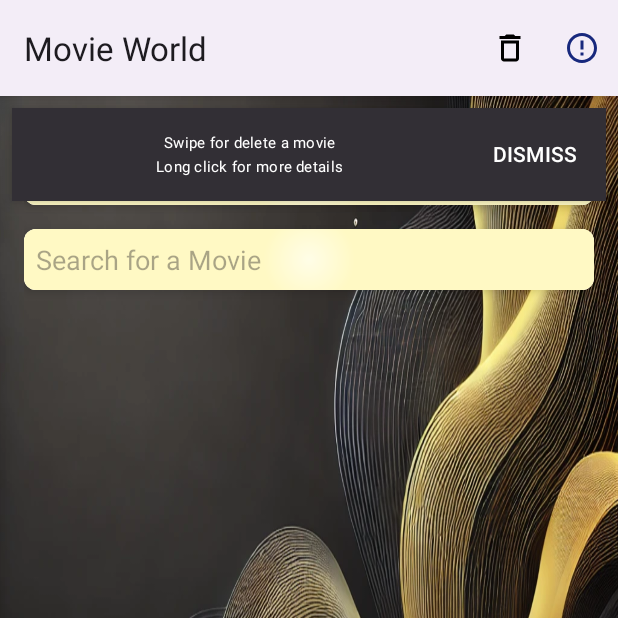
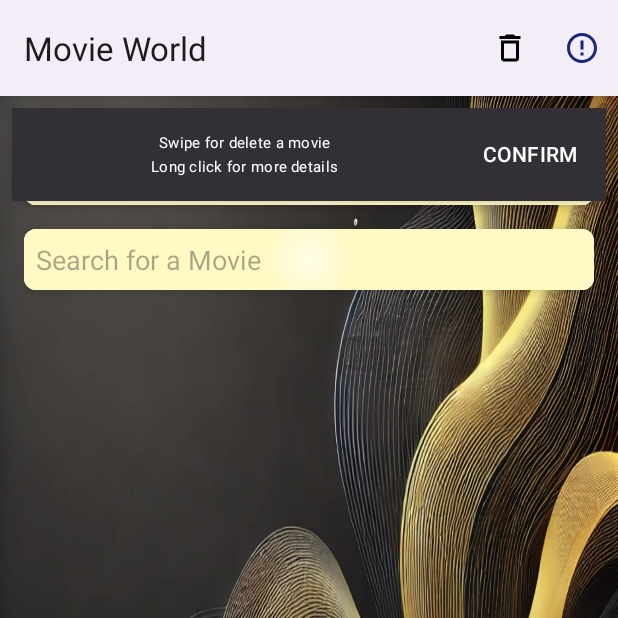
Before and after one commit to yuval-itzhak/Movie-World-App, an Android app: the screen it shows after launch (MainActivity), after a tap on "More information", on a phone screen of 412 x 824 dp, the top half of it. Run offline under Robolectric (Android 15) with nearby library versions, the phone set to English and light mode, and no system bars; our stand-ins replace Room's generated code; pictures from the network do not load.

Commit message:
adding to string file

```diff
--- a/app/src/main/res/layout/all_movies_layout.xml
+++ b/app/src/main/res/layout/all_movies_layout.xml
@@ -38,7 +38,7 @@
                     android:layout_height="wrap_content"
                     android:background="@drawable/gradient_background"
                     android:padding="16dp"
-                    android:text="Welcome to Movie World App!"
+                    android:text="@string/welcome_to_movie_world_app"
                     android:textColor="@android:color/black"
                     android:textSize="18sp"
                     android:textStyle="bold" />
@@ -68,7 +68,7 @@
                         android:layout_height="match_parent"
                         android:layout_weight="1"
                         android:background="@drawable/gradient_background"
-                        android:hint="Search for a Movie"
+                        android:hint="@string/search_for_a_movie"
                         android:imeOptions="actionSearch"
                         android:inputType="text"
                         android:padding="08dp" />
@@ -93,7 +93,7 @@
         android:layout_margin="16dp"
         android:tint="#000000"
         app:backgroundTint="#FFFDE7"
-        android:contentDescription="Add New Item"
+        android:contentDescription="@string/add_new_item"
         android:src="@drawable/baseline_add_24"
         app:layout_constraintBottom_toBottomOf="parent"
         app:layout_constraintEnd_toEndOf="parent" />
--- a/app/src/main/res/menu/main_menu.xml
+++ b/app/src/main/res/menu/main_menu.xml
@@ -3,13 +3,13 @@
     xmlns:app="http://schemas.android.com/apk/res-auto">
 
     <item android:id="@+id/action_delete"
-        android:title="Delete all"
+        android:title="@string/delete_all"
         android:icon="@drawable/baseline_delete_outline_24"
         app:showAsAction="always"/>
 
     <item
         android:id="@+id/info_button"
-        android:title="More information"
+        android:title="@string/more_information"
         android:icon="@drawable/baseline_error_outline_24"
         android:layout_gravity="end"
         app:showAsAction="always"/>
--- a/app/src/main/res/values/strings.xml
+++ b/app/src/main/res/values/strings.xml
@@ -1,3 +1,19 @@
 <resources>
     <string name="app_name">Movie World</string>
+    <string name="edit_movie">Edit Movie:</string>
+    <string name="confirm_deletion">Confirm Deletion</string>
+    <string name="are_you_sure">Are you sure you want to delete this movie?</string>
+    <string name="yes">Yes</string>
+    <string name="movie_deleted">Movie deleted</string>
+    <string name="no">No</string>
+    <string name="movie_not_deleted">Movie not deleted</string>
+    <string name="swipe_for_delete_a_movie_long_click_for_more_details">Swipe for delete a movie\nLong click for more details</string>
+    <string name="dismiss">CONFIRM</string>
+    <string name="are_you_sure_you_want_to_delete_all">"Are you sure you want to delete all? "</string>
+    <string name="movies_deleted">Movies deleted</string>
+    <string name="delete_all">Delete all</string>
+    <string name="more_information">More information</string>
+    <string name="welcome_to_movie_world_app">Welcome to Movie World App!</string>
+    <string name="search_for_a_movie">Search for a Movie</string>
+    <string name="add_new_item">Add New Movie</string>
 </resources>
```
Also changed, not shown: app/src/main/java/com/example/architectureproject/ui/all_characters/AllMoviesFragment.kt (+16 -13 lines), 1 other file.
